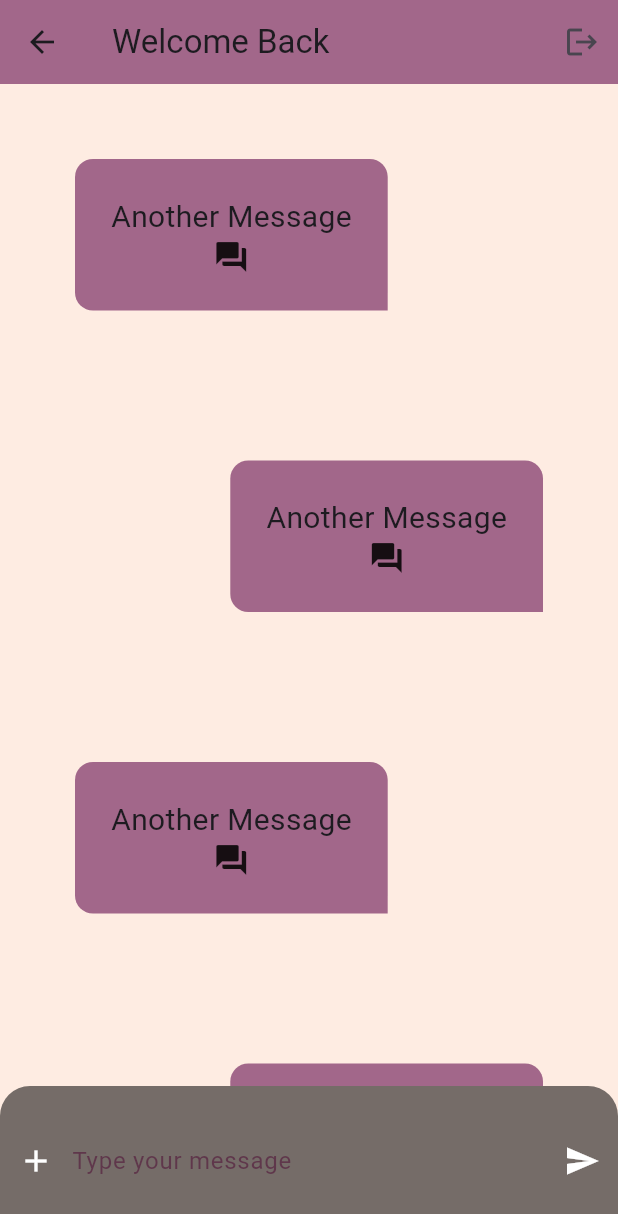
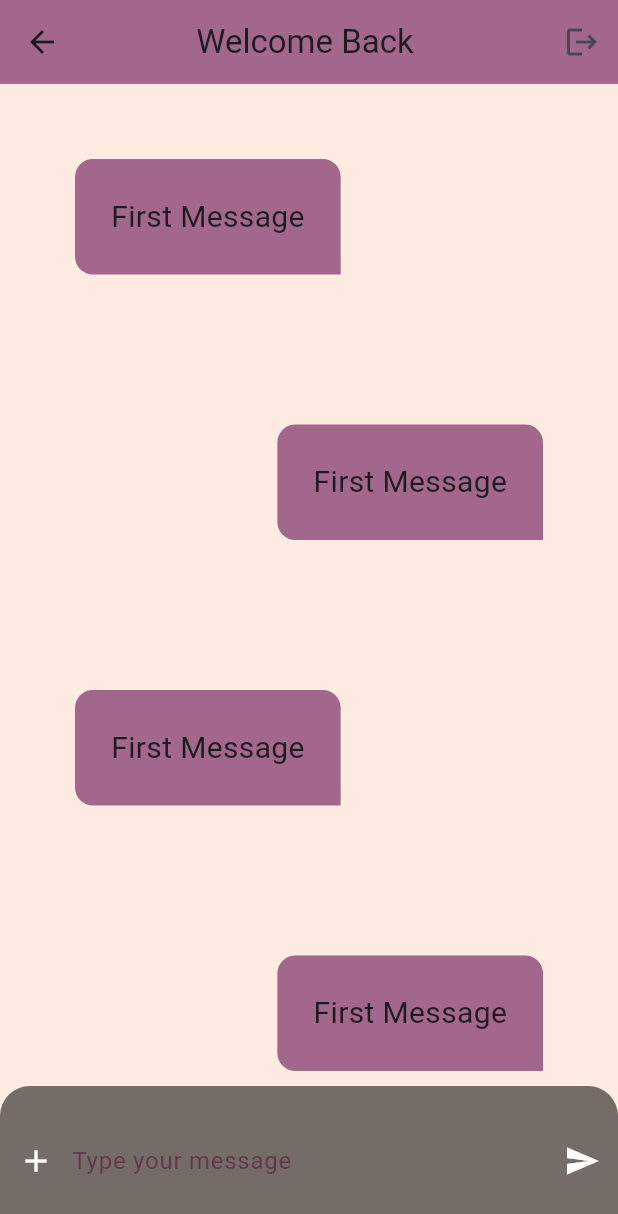
Before and after one commit to aelise17264/flutter_essentials, a Flutter app: the ChatPage screen opened directly with empty values, on a phone screen of 412 x 824 dp. Shown: the top 1214 px of the screen. Run offline on Flutter 3.47's test engine with Material 3 defaults, Android fonts, the phone set to English and light mode, and no system bars; our stand-ins replace flutter_social_button, google_fonts.

Commit message:
added chat model

```diff
--- a/flutter_application_1/lib/chatpage.dart
+++ b/flutter_application_1/lib/chatpage.dart
@@ -3,6 +3,7 @@
 import 'package:flutter/cupertino.dart';
 import 'package:flutter/material.dart';
 import 'package:flutter/widgets.dart';
+import 'package:flutter_application_1/models/chatmessage.dart';
 import 'package:flutter_application_1/utils/brandcolors.dart';
 import 'package:flutter_application_1/widgets/chatbubble.dart';
 import 'package:flutter_application_1/widgets/chatinput.dart';
@@ -18,9 +19,9 @@ class ChatPage extends StatelessWidget {
     return Scaffold(
         appBar: AppBar(
           // backgroundColor: Colors.transparent,
+          centerTitle: true,
           title: Text(
             "Welcome Back $username",
-            textAlign: TextAlign.center,
             // style: TextStyle(color: BrandColor.secondaryColor),
           ),
           actions: [
@@ -41,7 +42,11 @@ class ChatPage extends StatelessWidget {
                         alignment: index % 2 == 0
                             ? Alignment.centerLeft
                             : Alignment.centerRight,
-                        message: "Another Message");
+                        message: ChatMessage(
+                            id: '4321',
+                            text: 'First Message',
+                            createdAt: DateTime.now().microsecondsSinceEpoch,
+                            author: Author(userName: "user2")));
                   })
               // (children: [
               //   ChatBubble(
--- /dev/null
+++ b/flutter_application_1/lib/models/chatmessage.dart
@@ -0,0 +1,21 @@
+import 'package:flutter/material.dart';
+
+class ChatMessage {
+  String text;
+  String? imageUrl;
+  String id;
+  int createdAt;
+  Author author;
+
+  ChatMessage(
+      {required this.text,
+      required this.id,
+      required this.createdAt,
+      this.imageUrl,
+      required this.author});
+}
+
+class Author {
+  String userName;
+  Author({required this.userName});
+}
--- a/flutter_application_1/lib/widgets/chatbubble.dart
+++ b/flutter_application_1/lib/widgets/chatbubble.dart
@@ -1,11 +1,15 @@
+// ignore_for_file: sort_child_properties_last, prefer_const_constructors
+
 import 'package:flutter/cupertino.dart';
 import 'package:flutter/material.dart';
 import 'package:flutter/widgets.dart';
+import 'package:flutter_application_1/models/chatmessage.dart';
 import 'package:flutter_application_1/utils/brandcolors.dart';
 
 class ChatBubble extends StatelessWidget {
-  final String message;
+  final ChatMessage message;
   final Alignment alignment;
+
   const ChatBubble({Key? key, required this.alignment, required this.message})
       : super(key: key);
 
@@ -24,10 +28,16 @@ class ChatBubble extends StatelessWidget {
                 bottomLeft: Radius.circular(12))),
         child: Column(
           children: [
-            Text(message, style: TextStyle(fontSize: 20)),
-            Icon(
-              Icons.question_answer,
-            )
+            Text(message.text, style: TextStyle(fontSize: 20)),
+            if (message.imageUrl != null)
+              Image.network(
+                '${message.imageUrl}',
+                height: 200,
+              )
+
+            // Icon(
+            //   Icons.question_answer,
+            // )
           ],
           mainAxisSize: MainAxisSize.min,
         ),
```
